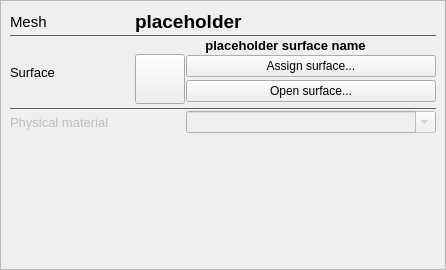
First picture: the form in code/qttoolkit/contentbrowser/ui/modelnodeinfowidget.ui, repository gscept/nebula-trifid, before the edit.
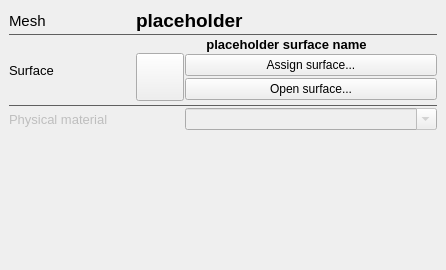
Second picture: the form after the edit.

Diff of the .ui file:
```diff
--- a/code/qttoolkit/contentbrowser/ui/modelnodeinfowidget.ui
+++ b/code/qttoolkit/contentbrowser/ui/modelnodeinfowidget.ui
@@ -41,7 +41,7 @@
 }</string>
   </property>
   <property name="frameShape">
-   <enum>QFrame::StyledPanel</enum>
+   <enum>QFrame::NoFrame</enum>
   </property>
   <property name="frameShadow">
    <enum>QFrame::Plain</enum>
@@ -199,8 +199,8 @@
      </property>
      <property name="minimumSize">
       <size>
-       <width>50</width>
-       <height>50</height>
+       <width>48</width>
+       <height>48</height>
       </size>
      </property>
      <property name="text">
```
Left out of the diff: 19 changed lines with no effect on the pictures.
